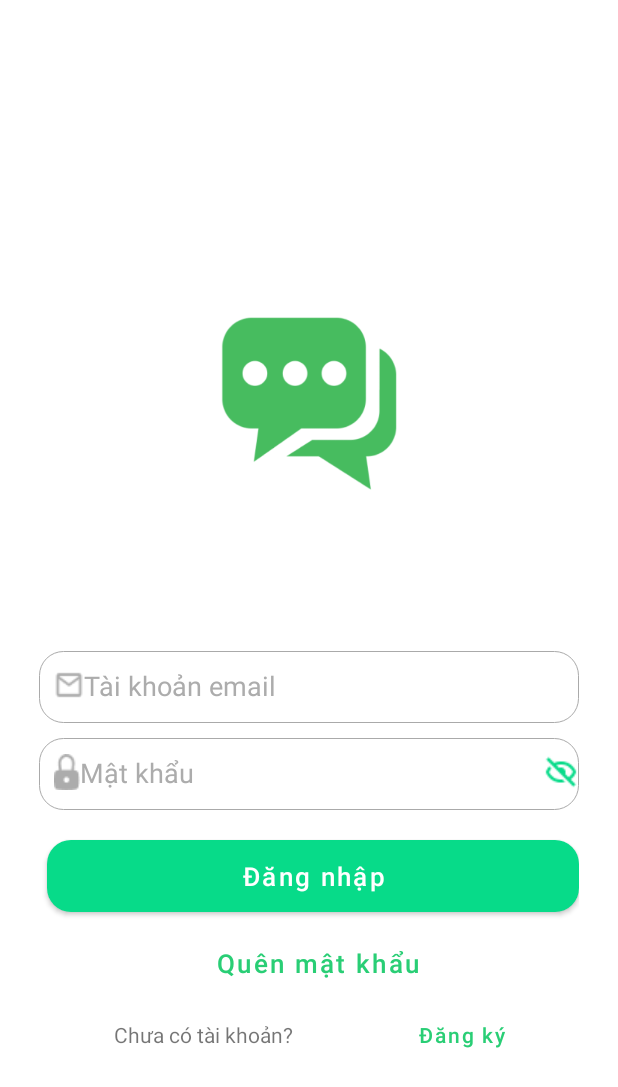
After one commit to tuananhitsg/Android_Nhom1_MessageMobileApp, an Android app: the LoginActivity screen opened directly, with no data from a screen before it, on a phone screen of 412 x 824 dp. The commit adds this screen. Shown: the top 1087 px of the screen. Run offline under Robolectric (Android 15) with nearby library versions, the phone set to English and light mode, and no system bars.

Commit message:
add welcome and login screen

```diff
--- a/app/src/main/AndroidManifest.xml
+++ b/app/src/main/AndroidManifest.xml
@@ -9,6 +9,12 @@
         android:roundIcon="@mipmap/ic_launcher_round"
         android:supportsRtl="true"
         android:theme="@style/AppTheme.MessageMobileApp">
+        <activity
+            android:name=".WelcomeActivity"
+            android:exported="false" />
+        <activity
+            android:name=".LoginActivity"
+            android:exported="false" />
         <activity
             android:name=".TmpActivity"
             android:exported="true">
--- /dev/null
+++ b/app/src/main/java/com/example/nhom1_messagemobileapp/LoginActivity.java
@@ -0,0 +1,14 @@
+package com.example.nhom1_messagemobileapp;
+
+import androidx.appcompat.app.AppCompatActivity;
+
+import android.os.Bundle;
+
+public class LoginActivity extends AppCompatActivity {
+
+    @Override
+    protected void onCreate(Bundle savedInstanceState) {
+        super.onCreate(savedInstanceState);
+        setContentView(R.layout.activity_login);
+    }
+}
--- a/app/src/main/java/com/example/nhom1_messagemobileapp/TmpActivity.java
+++ b/app/src/main/java/com/example/nhom1_messagemobileapp/TmpActivity.java
@@ -24,5 +24,11 @@ public class TmpActivity extends AppCompatActivity {
             Intent intent = new Intent(this, DemoFirebase.class);
             startActivity(intent);
         });
+
+        Button btnStartPage = findViewById(R.id.btn_to_welcome_page);
+        btnStartPage.setOnClickListener((v) -> {
+            Intent intent = new Intent(this, WelcomeActivity.class);
+            startActivity(intent);
+        });
     }
 }
--- /dev/null
+++ b/app/src/main/res/layout/activity_login.xml
@@ -0,0 +1,123 @@
+<?xml version="1.0" encoding="utf-8"?>
+<LinearLayout xmlns:android="http://schemas.android.com/apk/res/android"
+    xmlns:app="http://schemas.android.com/apk/res-auto"
+    xmlns:tools="http://schemas.android.com/tools"
+    android:layout_width="match_parent"
+    android:layout_height="match_parent"
+    android:orientation="vertical"
+    android:padding="10dp"
+    tools:context=".LoginActivity">
+
+
+    <ImageView
+        android:id="@+id/imageView2"
+        android:layout_width="120dp"
+        android:layout_height="118dp"
+        android:layout_gravity="center_horizontal"
+        android:layout_marginTop="200dp"
+        app:srcCompat="@drawable/brand_icon" />
+
+    <LinearLayout
+        android:layout_width="match_parent"
+        android:layout_height="wrap_content"
+        android:layout_marginTop="80dp"
+        android:orientation="vertical"
+        android:padding="16dp">
+
+
+        <EditText
+            android:id="@+id/edtEmailInput"
+            android:layout_width="match_parent"
+            android:layout_height="wrap_content"
+            android:layout_marginTop="10dp"
+            android:background="@drawable/bg_white_conner_16_border_gray"
+            android:drawableLeft="@drawable/ic_mail"
+            android:hint="Tài khoản email"
+            android:inputType="textEmailAddress"
+            android:minHeight="48dp"
+            android:paddingLeft="10dp"
+            android:paddingTop="4dp"
+            android:paddingBottom="6dp"
+            android:textColorHint="#ACACAC"
+            android:textColorLink="#ACACAC" />
+
+        <EditText
+            android:id="@+id/edtPassInput"
+            android:layout_width="match_parent"
+            android:layout_height="wrap_content"
+            android:layout_marginTop="10dp"
+            android:background="@drawable/bg_white_conner_16_border_gray"
+            android:drawableLeft="@drawable/ic_lock"
+            android:drawableRight="@drawable/ic_hidepass"
+            android:hint="Mật khẩu"
+            android:inputType="textPassword"
+            android:minHeight="48dp"
+            android:paddingLeft="10dp"
+            android:paddingTop="4dp"
+            android:paddingBottom="6dp"
+            android:textColorHint="#ACACAC"
+            android:textColorLink="#ACACAC" />
+
+        <Button
+            android:id="@+id/btnLogin"
+            android:layout_width="match_parent"
+            android:layout_height="wrap_content"
+            android:layout_marginLeft="5dp"
+            android:layout_marginTop="20dp"
+            android:layout_weight="1"
+            android:background="@drawable/bg_white_conner_16"
+            android:minHeight="48dp"
+            android:text="Đăng nhập"
+            android:textAllCaps="false"
+            android:textSize="17sp" />
+
+        <Button
+            android:id="@+id/btnForgotPass"
+            android:layout_width="wrap_content"
+            android:layout_height="wrap_content"
+            android:layout_gravity="center_horizontal"
+            android:layout_marginLeft="5dp"
+            android:layout_marginTop="10dp"
+            android:layout_weight="1"
+            android:backgroundTint="@android:color/transparent"
+            android:minHeight="48dp"
+            android:stateListAnimator="@null"
+            android:text="Quên mật khẩu"
+            android:textAllCaps="false"
+            android:textColor="#29CE75"
+            android:textSize="17sp" />
+
+        <LinearLayout
+            android:layout_width="match_parent"
+            android:layout_height="wrap_content"
+            android:orientation="horizontal"
+            android:weightSum="2">
+
+
+            <TextView
+                android:id="@+id/textView2"
+                android:layout_width="wrap_content"
+                android:layout_height="wrap_content"
+                android:layout_gravity="center"
+                android:layout_marginLeft="50dp"
+                android:layout_weight="1"
+                android:text="Chưa có tài khoản?"
+                android:textColorHint="#ACACAC"
+                android:textSize="14sp" />
+
+            <Button
+                android:id="@+id/btnRegister"
+                android:layout_width="wrap_content"
+                android:layout_height="wrap_content"
+                android:layout_gravity="center"
+                android:layout_marginEnd="10dp"
+                android:layout_weight="1"
+                android:backgroundTint="@android:color/transparent"
+                android:stateListAnimator="@null"
+                android:text="Đăng ký"
+                android:textAllCaps="false"
+                android:textColor="#29CE75"
+                android:textSize="14sp" />
+        </LinearLayout>
+    </LinearLayout>
+</LinearLayout>
```
Also changed, not shown: app/src/main/java/com/example/nhom1_messagemobileapp/WelcomeActivity.java (added, +22 -0 lines), app/src/main/res/layout/activity_tmp.xml (+10 -0 lines), app/src/main/res/layout/activity_welcome.xml (added, +27 -0 lines), app/src/main/res/drawable/brand_icon.png (added), app/src/main/res/drawable/ic_hidepass.png (added), app/src/main/res/drawable/ic_lock.png (added), app/src/main/res/drawable/ic_mail.png (added), app/src/main/res/drawable/ic_showpass.png (added), app/src/main/res/drawable/icon_welcome.png (added).
